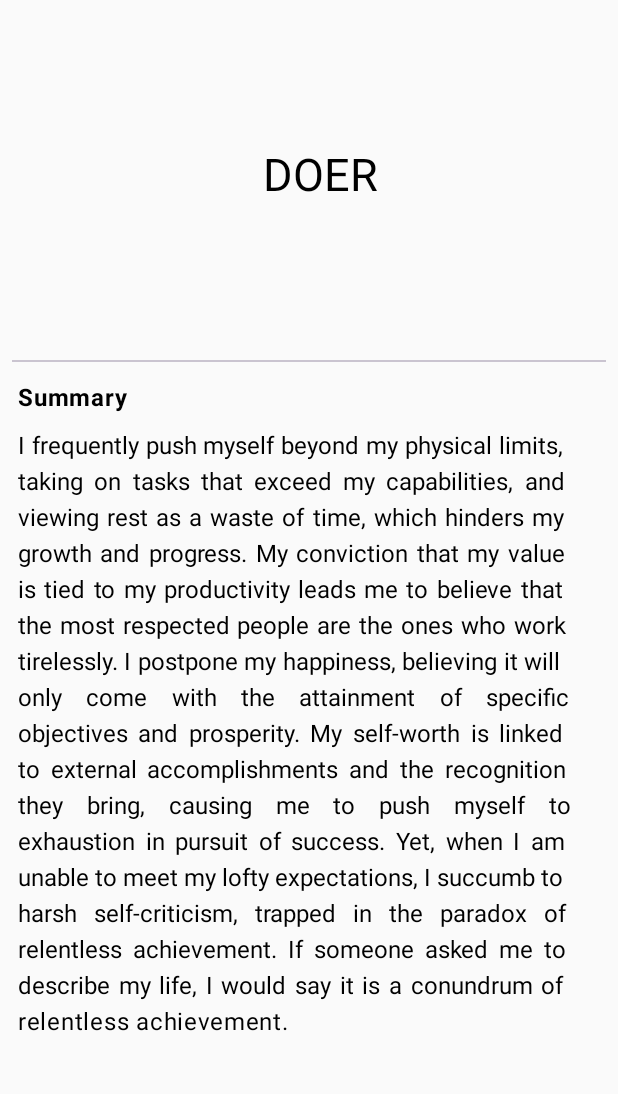
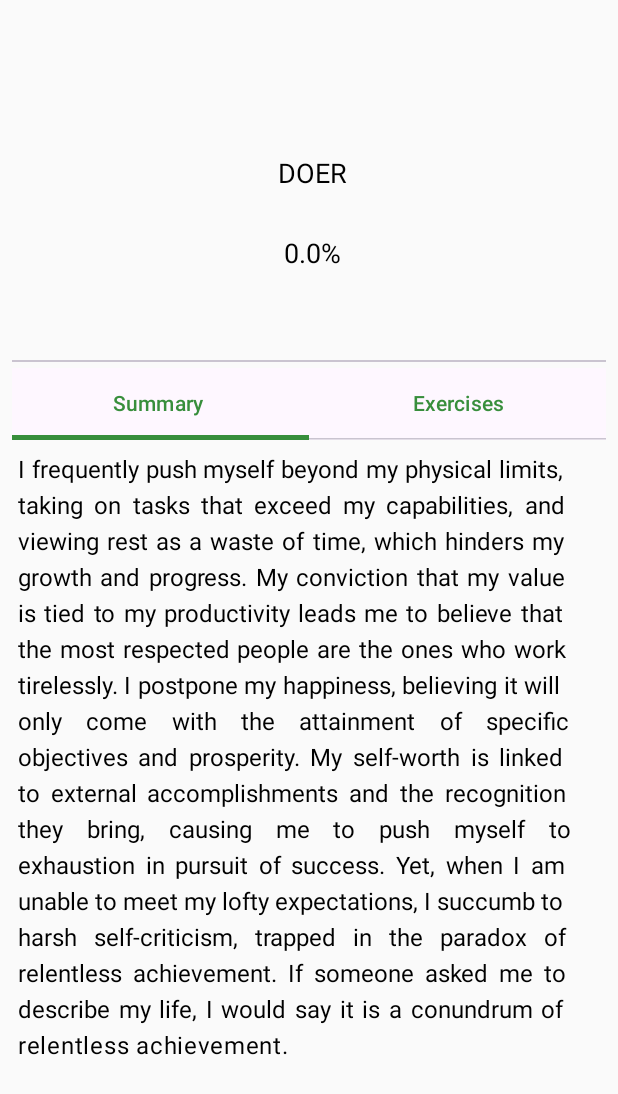
Before and after one commit to bogdans41472/questionnaireapp-emotionsatwork, an Android app built with Jetpack Compose: the results_overview screen opened through its navigation route, on a phone screen of 412 x 824 dp. Shown: the top 1094 px of the screen. Run offline under Robolectric (Android 15) with nearby library versions, the phone set to English and light mode, and no system bars; our stand-ins replace Room's generated code; 1 statement that could not run was skipped.

Commit message:
Add Summary and Exercises for each PersonalityType

```diff
--- a/app/build.gradle.kts
+++ b/app/build.gradle.kts
@@ -65,6 +65,7 @@ dependencies {
     implementation("androidx.lifecycle:lifecycle-runtime-ktx:2.6.2")
     implementation("androidx.lifecycle:lifecycle-runtime-compose:2.6.2")
     implementation("androidx.lifecycle:lifecycle-viewmodel-compose:2.6.2")
+    implementation("com.github.tehras:charts:0.2.4-alpha")
     implementation("androidx.room:room-runtime:2.6.0")
     implementation("androidx.room:room-runtime:2.6.0")
     ksp("androidx.room:room-compiler:2.6.0")
--- a/app/src/main/java/com/emotionsatwork/questionnaireapp/ui/composables/Results.kt
+++ b/app/src/main/java/com/emotionsatwork/questionnaireapp/ui/composables/Results.kt
@@ -1,6 +1,9 @@
 package com.emotionsatwork.questionnaireapp.ui.composables
 
 import android.graphics.Paint
+import android.util.Log
+import androidx.compose.animation.core.animateFloatAsState
+import androidx.compose.animation.core.tween
 import androidx.compose.foundation.Canvas
 import androidx.compose.foundation.background
 import androidx.compose.foundation.gestures.detectTapGestures
@@ -17,6 +20,8 @@ import androidx.compose.foundation.rememberScrollState
 import androidx.compose.foundation.verticalScroll
 import androidx.compose.material3.CircularProgressIndicator
 import androidx.compose.material3.Divider
+import androidx.compose.material3.Tab
+import androidx.compose.material3.TabRow
 import androidx.compose.material3.Text
 import androidx.compose.runtime.Composable
 import androidx.compose.runtime.LaunchedEffect
@@ -30,7 +35,7 @@ import androidx.compose.ui.Alignment.Companion.CenterHorizontally
 import androidx.compose.ui.Modifier
 import androidx.compose.ui.geometry.Size
 import androidx.compose.ui.graphics.Color
-import androidx.compose.ui.graphics.drawscope.Fill
+import androidx.compose.ui.graphics.drawscope.Stroke
 import androidx.compose.ui.graphics.drawscope.drawIntoCanvas
 import androidx.compose.ui.graphics.nativeCanvas
 import androidx.compose.ui.graphics.toArgb
@@ -82,16 +87,74 @@ fun Results(
                 .padding(bottom = 4.dp)
                 .background(Color.Black)
         )
+        var tabIndex by remember {
+            mutableIntStateOf(0)
+        }
+        val tabs = listOf(stringResource(id = R.string.summary_title), stringResource(id = R.string.exercises))
 
-        Text(
-            modifier = Modifier
-                .fillMaxWidth()
-                .align(CenterHorizontally)
-                .padding(start = 4.dp, bottom = 8.dp, top = 8.dp),
-            text = stringResource(id = R.string.summary_title),
-            textAlign = TextAlign.Left,
-            fontWeight = FontWeight.Bold
-        )
+        Column(modifier = Modifier.fillMaxWidth()) {
+            var shouldShowSummary by remember {
+                mutableStateOf(true)
+            }
+            var shouldShowExercise by remember {
+                mutableStateOf(false)
+            }
+            TabRow(selectedTabIndex = tabIndex) {
+                tabs.forEachIndexed { index, title ->
+                    Tab(text = { Text(title) },
+                        selected = tabIndex == index,
+                        onClick = { tabIndex = index }
+                    )
+                }
+                when(tabIndex) {
+                    0 -> {
+                        shouldShowSummary = true
+                        shouldShowExercise = false
+                    }
+                    1 -> {
+                        shouldShowExercise = true
+                        shouldShowSummary = false
+                    }
+
+                }
+            }
+            if (shouldShowSummary) {
+                showSummary(selectedItem = selectedItem)
+            }
+            if (shouldShowExercise) {
+                showExercises(selectedItem = selectedItem)
+            }
+        }
+    }
+}
+
+@Composable
+fun showExercises(selectedItem: PersonalityType) {
+    val exercises: String = when(selectedItem) {
+        PersonalityType.UNBREAKABLE -> stringResource(id = R.string.unbreakable_exercises)
+        PersonalityType.INSPECTOR -> stringResource(id = R.string.inspector_exercises)
+        PersonalityType.SAVIOR -> stringResource(id = R.string.savior_exercises)
+        PersonalityType.REJECTED -> stringResource(id = R.string.rejected_exercises)
+        PersonalityType.PESSIMIST -> stringResource(id = R.string.pessimist_exercises)
+        PersonalityType.DOER -> stringResource(id = R.string.doer_exercises)
+        PersonalityType.CONFORMER -> stringResource(id = R.string.conformer_exercises)
+        PersonalityType.DREAMER -> stringResource(id = R.string.dreamer_exercises)
+        else -> ""
+    }
+    Text(
+        modifier = Modifier
+            .fillMaxWidth()
+            .padding(start = 4.dp, end = 4.dp, top = 8.dp),
+        text = exercises,
+    )
+}
+
+@Composable
+fun showSummary(selectedItem: PersonalityType) {
+    Column(modifier = Modifier
+        .fillMaxWidth()
+        .padding(top = 8.dp),
+    ) {
         val personalitySummary: String = when (selectedItem) {
             PersonalityType.UNBREAKABLE -> stringResource(id = R.string.unbreakable_summary)
             PersonalityType.INSPECTOR -> stringResource(id = R.string.inspector_summary)
@@ -106,12 +169,12 @@ fun Results(
         Text(
             modifier = Modifier
                 .fillMaxWidth()
-                .align(CenterHorizontally)
                 .padding(start = 4.dp, end = 4.dp),
             text = personalitySummary,
             textAlign = TextAlign.Justify
         )
     }
+
 }
 
 @Composable
@@ -137,7 +200,7 @@ fun ClickablePieChart(
     val progressSize = mutableListOf<Float>()
 
     val density = LocalDensity.current
-    val textFontSize = with(density) { 30.dp.toPx() }
+    val textFontSize = with(density) { 18.dp.toPx() }
     val textPaint = remember {
         Paint().apply {
             color = textColor.toArgb()
@@ -145,13 +208,13 @@ fun ClickablePieChart(
             textAlign = Paint.Align.CENTER
         }
     }
-
     LaunchedEffect(angleProgress) {
         progressSize.add(angleProgress.first().toFloat())
         for (x in 1 until angleProgress.size) {
             progressSize.add(angleProgress[x].toFloat() + progressSize[x - 1])
         }
     }
+
     BoxWithConstraints(modifier = modifier, contentAlignment = Alignment.Center) {
         val canvasSize = constraints.maxWidth.coerceAtMost(constraints.maxWidth)
         val size = Size(canvasSize.toFloat(), canvasSize.toFloat())
@@ -166,6 +229,7 @@ fun ClickablePieChart(
                         touchX = offset.x,
                         touchY = offset.y
                     )
+                    Log.i("Bogdan", "clickedAngle: $clickedAngle")
                     progressSize.forEachIndexed { index, item ->
                         if (clickedAngle <= item) {
                             clickedItemIndex = index
@@ -180,20 +244,31 @@ fun ClickablePieChart(
                     color = getColorToUse(results[index].keys.elementAt(0)),
                     startAngle = startAngle,
                     sweepAngle = angle.toFloat(),
-                    useCenter = true,
+                    useCenter = false,
                     size = size,
-                    style = Fill
+                    style = Stroke(
+                        width = 64f
+                    )
                 )
                 startAngle += angle.toFloat()
             }
             if (clickedItemIndex != -1) {
                 drawIntoCanvas { canvas ->
+                    Log.i("Bogdan", "Canvas drawIntoCanvas")
                     val selectedPersonalityType = results[clickedItemIndex].keys.elementAt(0)
                     clickedItem.invoke(selectedPersonalityType)
+                    val xPosition = (canvasSize / 2) + textFontSize / 8
+                    val yPosition = (canvasSize / 2) + textFontSize / 8
                     canvas.nativeCanvas.drawText(
                         selectedPersonalityType.name,
-                        (canvasSize / 2) + textFontSize / 4,
-                        (canvasSize / 2) + textFontSize / 4,
+                        xPosition,
+                        yPosition,
+                        textPaint
+                    )
+                    canvas.nativeCanvas.drawText(
+                        (results[clickedItemIndex].values.elementAt(0)*100).toString() + "%",
+                        xPosition,
+                        yPosition + 80f,
                         textPaint
                     )
                 }
--- a/settings.gradle.kts
+++ b/settings.gradle.kts
@@ -10,6 +10,9 @@ dependencyResolutionManagement {
     repositories {
         google()
         mavenCentral()
+        maven {
+            url = uri("https://jitpack.io")
+        }
     }
 }
 
```
Also changed, not shown: app/src/main/res/values/strings.xml (+11 -0 lines).
